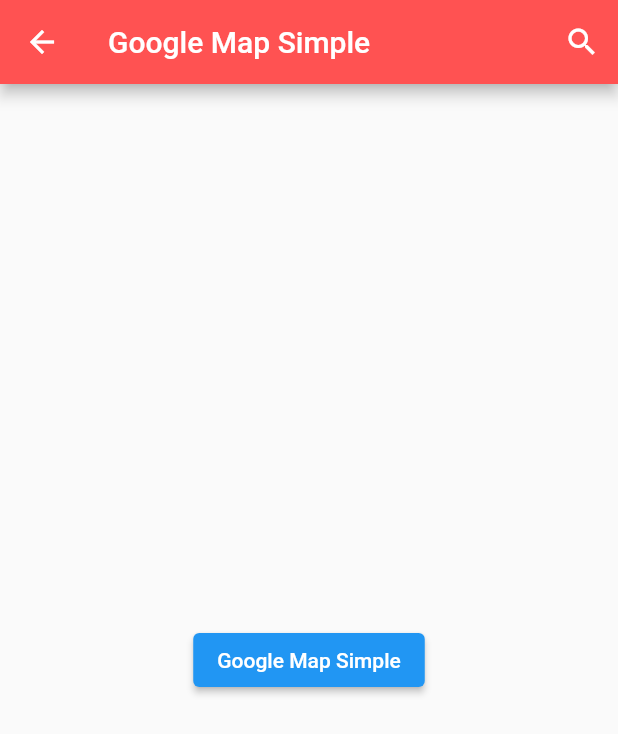
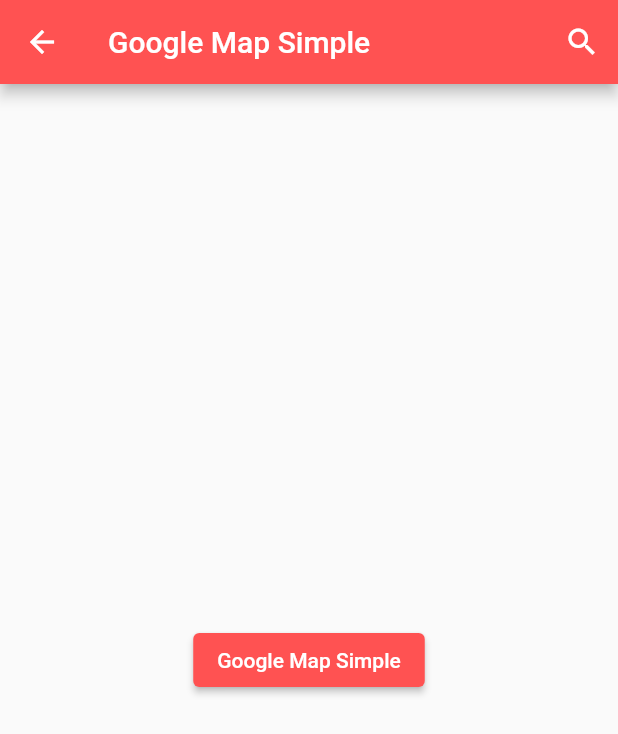
Before and after one commit to gagandeep1984/flutter_maps_demos, a Flutter app: the screen it shows after launch, after a tap on "Google Map Simple", on a phone screen of 412 x 824 dp. Shown: the top 734 px of the screen. Run offline on Flutter 3.47's test engine with Material 2 defaults, Android fonts, the phone set to English and light mode, and no system bars.

Commit message:
minor editings

```diff
--- a/lib/screens/nearby_places_screen4.dart
+++ b/lib/screens/nearby_places_screen4.dart
@@ -35,7 +35,12 @@ class _NearByScreenPageState extends State<NearByScreenPage> {
             onPressed: () {
               Navigator.pop(context);
             },
-            child: Text(widget.title),
+            style: ElevatedButton.styleFrom(
+              backgroundColor: widget.color,
+            ),
+            child: Text(
+              widget.title,
+            ),
           ),
         ));
   }
```
Also changed, not shown: 2 other files.
